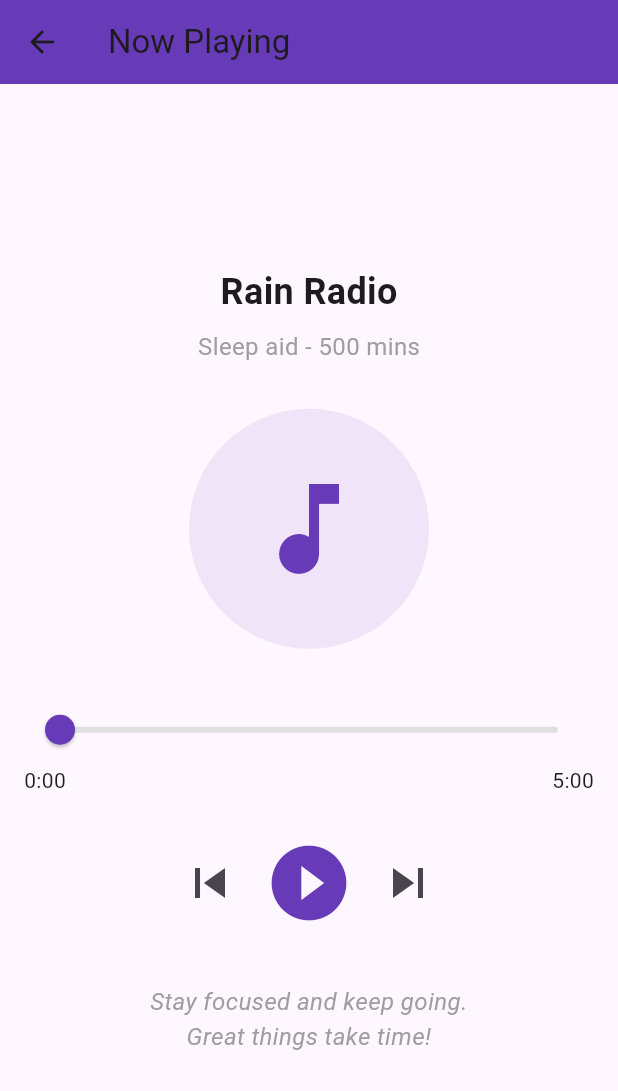
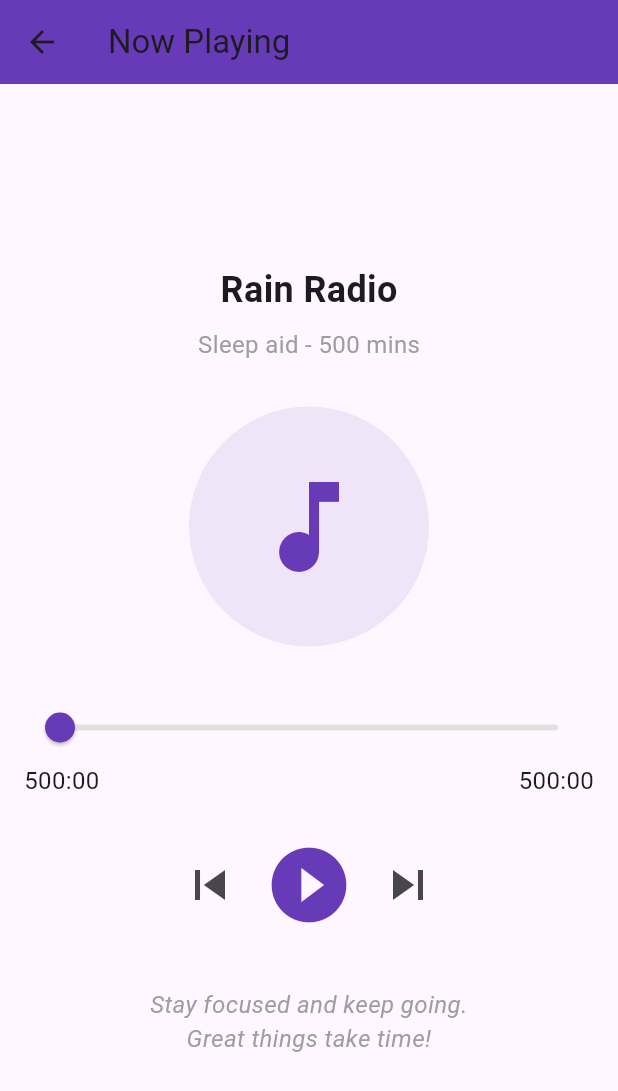
Before and after one commit to ademabek/meditation, a Flutter app: the SearchResultsPage screen opened directly, after a tap on "Rain Radio", on a phone screen of 412 x 824 dp. Shown: the top 1091 px of the screen. Run offline on Flutter 3.47's test engine with Material 3 defaults, Android fonts, the phone set to English and light mode, and no system bars.

Commit message:
commited and

```diff
--- a/lib/main.dart
+++ b/lib/main.dart
@@ -69,7 +69,6 @@ class _WelcomePageState extends State<WelcomePage> {
               style: TextStyle(fontSize: 36, fontWeight: FontWeight.bold),
             ),
           ],
-
         ),
       ),
     );
@@ -91,7 +90,7 @@ class _FirstPageState extends State<FirstPage> {
   @override
   void initState() {
     super.initState();
-    // Timer to change the words every 2 seconds
+
     Timer.periodic(const Duration(seconds: 2), (Timer timer) {
       setState(() {
         _currentIndex = (_currentIndex + 1) % _changingWords.length;
@@ -983,7 +982,7 @@ class _MeditationTimerPageState extends State<MeditationTimerPage> {
               ],
             ),
             const SizedBox(height: 20),
-            // Suggestion Text
+
             const Text(
               "Focus on your breathing.\nRelax and let go of distractions.",
               textAlign: TextAlign.center,
@@ -1009,6 +1008,7 @@ class SearchResultsPage extends StatefulWidget {
 }
 
 class _SearchResultsPageState extends State<SearchResultsPage> {
+  // A list of sessions for the app, acting as mock data for now.
   final List<Map<String, String>> _sessions = [
     {"title": "Rain Radio", "description": "Sleep aid - 500 mins"},
     {"title": "Night Sound", "description": "Sleep aid - 60 mins"},
@@ -1018,18 +1018,24 @@ class _SearchResultsPageState extends State<SearchResultsPage> {
     {"title": "Downriver", "description": "Sleep sound - 45 mins"},
   ];
 
+  // This will store the filtered list based on the search input.
   List<Map<String, String>> _filteredSessions = [];
+
+  // Store the current search query text.
   String _searchQuery = "";
 
   @override
   void initState() {
     super.initState();
+    // Start with the search query given and show filtered results.
     _searchQuery = widget.initialSearchQuery;
     _filterSessions(_searchQuery);
   }
 
+  // Function to filter the sessions based on the search query.
   void _filterSessions(String query) {
     setState(() {
+      // Check if the query matches the title or description of a session.
       _filteredSessions = _sessions.where((session) {
         final title = session['title']!.toLowerCase();
         final description = session['description']!.toLowerCase();
@@ -1044,17 +1050,25 @@ class _SearchResultsPageState extends State<SearchResultsPage> {
     return Scaffold(
       appBar: AppBar(
         title: TextField(
+          // Update the search results whenever the text changes.
           onChanged: _filterSessions,
           controller: TextEditingController(text: _searchQuery),
-          decoration: InputDecoration(
-            hintText: "Search",
+          decoration: const InputDecoration(
+            hintText: "Search", // Placeholder text in the search bar.
             border: InputBorder.none,
-            icon: const Icon(Icons.search),
+            icon: Icon(Icons.search), // Search icon on the left.
           ),
         ),
-        backgroundColor: Colors.deepPurple,
-      ),
-      body: ListView.builder(
+        backgroundColor: Colors.deepPurple, // Set a consistent color for the AppBar.
+      ),
+      body: _filteredSessions.isEmpty
+          ? const Center(
+        child: Text(
+          "No results found.", // Display when there are no matches.
+          style: TextStyle(fontSize: 16, color: Colors.grey),
+        ),
+      )
+          : ListView.builder(
         padding: const EdgeInsets.all(16.0),
         itemCount: _filteredSessions.length,
         itemBuilder: (context, index) {
@@ -1063,7 +1077,7 @@ class _SearchResultsPageState extends State<SearchResultsPage> {
             title: session['title']!,
             description: session['description']!,
             onTap: () {
-              // Navigate to MusicPlayerPage
+              // Navigate to the detailed music player page when tapped.
               Navigator.push(
                 context,
                 MaterialPageRoute(
@@ -1080,6 +1094,7 @@ class _SearchResultsPageState extends State<SearchResultsPage> {
     );
   }
 
+  // Widget for displaying each session as a card.
   Widget _buildSessionCard({
     required String title,
     required String description,
@@ -1105,6 +1120,7 @@ class _SearchResultsPageState extends State<SearchResultsPage> {
     );
   }
 }
+
 class MusicPlayerPage extends StatefulWidget {
   final String title;
   final String description;
@@ -1118,17 +1134,62 @@ class MusicPlayerPage extends StatefulWidget {
 class _MusicPlayerPageState extends State<MusicPlayerPage> {
   double _currentPosition = 0.0;
   bool _isPlaying = false;
+  late Timer _timer;
+  late int _remainingTimeInSeconds;
+  int _totalTimeInSeconds = 3600;
+
+  @override
+  void initState() {
+    super.initState();
+
+    _setTotalTime(widget.description);
+    _remainingTimeInSeconds = _totalTimeInSeconds;
+  }
+
+  @override
+  void dispose() {
+    _timer.cancel();
+    super.dispose();
+  }
+
+  void _setTotalTime(String description) {
+
+    RegExp regex = RegExp(r'(\d+)\s*min');
+    Match? match = regex.firstMatch(description);
+    if (match != null) {
+      _totalTimeInSeconds = int.parse(match.group(1)!) * 60;
+    }
+  }
+
+  void _startTimer() {
+    _timer = Timer.periodic(const Duration(seconds: 1), (timer) {
+      if (_remainingTimeInSeconds > 0 && _isPlaying) {
+        setState(() {
+          _remainingTimeInSeconds--;
+          _currentPosition =
+              (_totalTimeInSeconds - _remainingTimeInSeconds) / _totalTimeInSeconds;
+        });
+      } else {
+        timer.cancel();
+      }
+    });
+  }
 
   void _playPauseMusic() {
     setState(() {
       _isPlaying = !_isPlaying;
     });
-  }
-
-  void _updatePosition(double value) {
-    setState(() {
-      _currentPosition = value;
-    });
+    if (_isPlaying) {
+      _startTimer();
+    } else {
+      _timer.cancel();
+    }
+  }
+
+  String _formatTime(int seconds) {
+    int minutes = seconds ~/ 60;
+    int secs = seconds % 60;
+    return "${minutes.toString().padLeft(2, '0')}:${secs.toString().padLeft(2, '0')}";
   }
 
   @override
@@ -1175,26 +1236,35 @@ class _MusicPlayerPageState extends State<MusicPlayerPage> {
             Slider(
               value: _currentPosition,
               min: 0.0,
-              max: 100.0,
-              onChanged: _updatePosition,
+              max: 1.0,
+              onChanged: (value) {
+
+              },
               activeColor: Colors.deepPurple,
               inactiveColor: Colors.grey.shade300,
             ),
             Row(
               mainAxisAlignment: MainAxisAlignment.spaceBetween,
-              children: const [
-                Text("0:00"),
-                Text("5:00"),
+              children: [
+                Text(
+                  _formatTime(_remainingTimeInSeconds),
+                  style: const TextStyle(fontSize: 16),
+                ),
+                Text(
+                  _formatTime(_totalTimeInSeconds),
+                  style: const TextStyle(fontSize: 16),
+                ),
               ],
             ),
             const SizedBox(height: 20),
+
             Row(
               mainAxisAlignment: MainAxisAlignment.center,
               children: [
                 IconButton(
                   icon: const Icon(Icons.skip_previous, size: 40),
                   onPressed: () {
-                    // Handle previous
+
                   },
                 ),
                 IconButton(
@@ -1208,13 +1278,13 @@ class _MusicPlayerPageState extends State<MusicPlayerPage> {
                 IconButton(
                   icon: const Icon(Icons.skip_next, size: 40),
                   onPressed: () {
-                    // Handle next
+
                   },
                 ),
               ],
             ),
             const SizedBox(height: 30),
-            // Motivational Text
+
             const Text(
               "Stay focused and keep going.\nGreat things take time!",
               textAlign: TextAlign.center,
```
